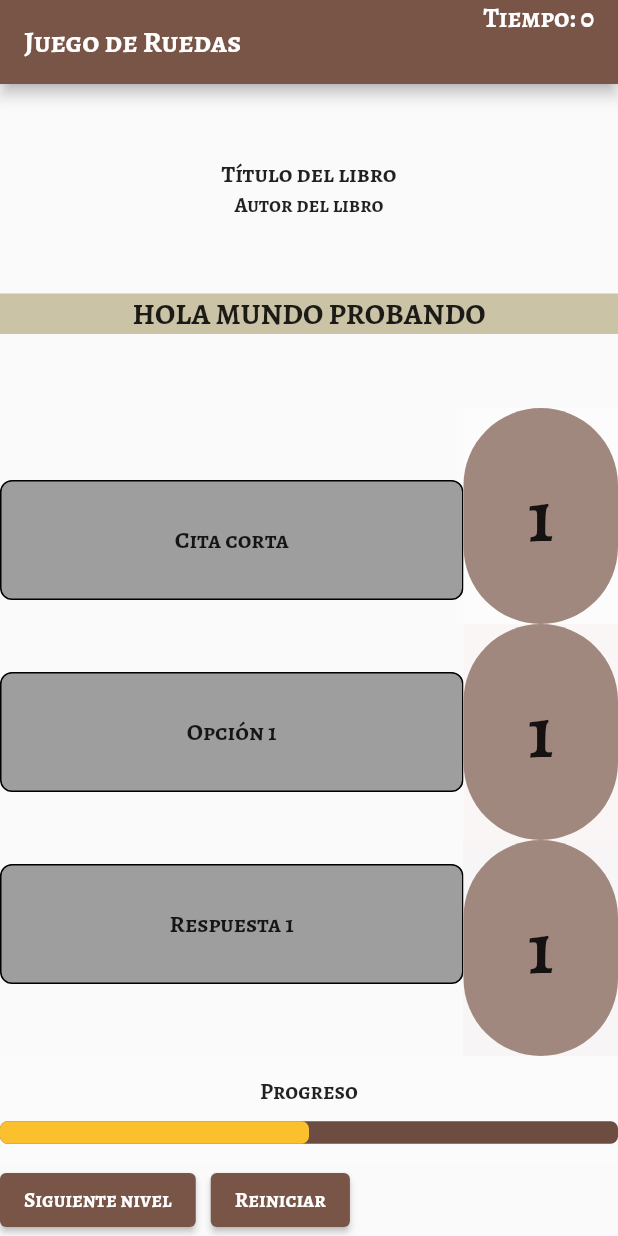
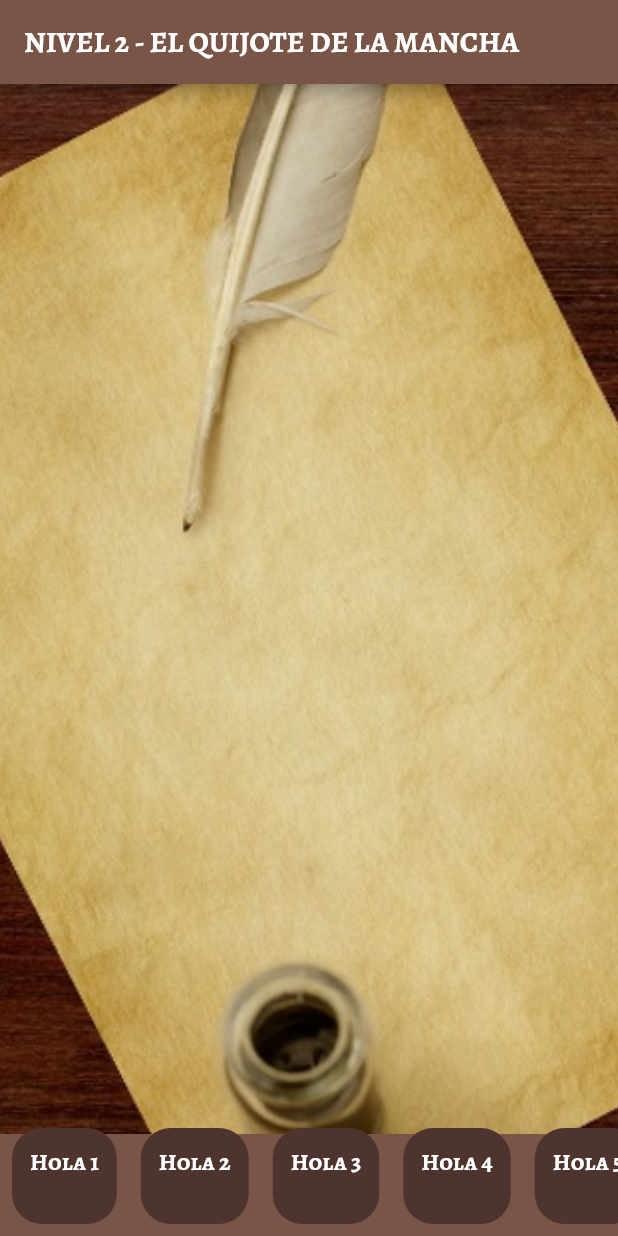
Before and after one commit to AndrePxd/flutter_juego, a Flutter app: the screen it shows after launch, on a phone screen of 412 x 824 dp. Run offline on Flutter 3.47's test engine with Material 2 defaults, Android fonts, the light colour scheme and no system bars; missing offline and left inert: flame.

Commit message:
Added level 2

```diff
--- a/lib/main.dart
+++ b/lib/main.dart
@@ -4,6 +4,7 @@ import 'nivel1.dart';
 import 'login.dart';
 import 'map.dart';
 import 'menu.dart';
+import 'nivel2.dart';
 
 void main() {
   runApp(MyApp());
@@ -24,7 +25,7 @@ class MyApp extends StatelessWidget {
       title: 'El Quijote de la Mancha',
       theme: temaDonQuijote,
       // home: LoginScreen(),
-      home: GameScreen(),
+      home: DragAndDropScreen(),
     );
   }
 }
--- /dev/null
+++ b/lib/nivel2.dart
@@ -0,0 +1,118 @@
+import 'package:flutter/material.dart';
+
+class DragAndDropScreen extends StatefulWidget {
+  @override
+  _DragAndDropScreenState createState() => _DragAndDropScreenState();
+}
+
+class _DragAndDropScreenState extends State<DragAndDropScreen> {
+  List<String> words = [
+    'Hola 1',
+    'Hola 2',
+    'Hola 3',
+    'Hola 4',
+    'Hola 5',
+    'Hola 6',
+    'Hola 7',
+    'Hola 8',
+    'Hola 9',
+    'Hola 10',
+  ];
+
+  List<String> droppedWords = []; // Lista para almacenar las palabras soltadas
+
+  @override
+  Widget build(BuildContext context) {
+    return Scaffold(
+      backgroundColor: Colors.brown,
+      appBar: AppBar(
+        title: Text('NIVEL 2 - EL QUIJOTE DE LA MANCHA'),
+      ),
+      body: Stack(
+        children: [
+          Image.asset(
+            'assets/images/niv2.PNG', // Replace with your background image
+            fit: BoxFit.fitHeight,
+            width: 700,
+            height: 700,
+          ),
+          Align(
+            alignment: Alignment.bottomCenter,
+            child: Container(
+              height: 80,
+              child: ListView.builder(
+                scrollDirection: Axis.horizontal,
+                itemCount: words.length,
+                itemBuilder: (context, index) {
+                  return Draggable<String>(
+                    data: words[index],
+                    child: Container(
+                      margin: EdgeInsets.all(8),
+                      padding: EdgeInsets.all(12),
+                      decoration: BoxDecoration(
+                        color: Colors.brown.shade800,
+                        borderRadius: BorderRadius.circular(20),
+                      ),
+                      child: Text(
+                        words[index],
+                        style: TextStyle(fontSize: 16, color: Colors.white),
+                      ),
+                    ),
+                    feedback: Container(
+                      margin: EdgeInsets.all(8),
+                      padding: EdgeInsets.all(12),
+                      decoration: BoxDecoration(
+                        color: Colors.white,
+                        borderRadius: BorderRadius.circular(20),
+                        boxShadow: [
+                          BoxShadow(
+                            color: Colors.grey.withOpacity(0.5),
+                            spreadRadius: 2,
+                            blurRadius: 5,
+                            offset: Offset(0, 3),
+                          ),
+                        ],
+                      ),
+                      child: Text(
+                        words[index],
+                        style: TextStyle(fontSize: 16),
+                      ),
+                    ),
+                    childWhenDragging: Container(),
+                  );
+                },
+              ),
+            ),
+          ),
+          Align(
+            alignment: Alignment.center,
+            child: DragTarget<String>(
+              builder: (context, candidateData, rejectedData) {
+                return Container(
+                  width: 300,
+                  height: 200,
+                  decoration: BoxDecoration(
+                    color: Colors.transparent,
+                    borderRadius: BorderRadius.circular(20),
+                  ),
+                  child: Center(
+                    child: Text(
+                      droppedWords.join(' '), // Mostrar las palabras soltadas
+                      style: TextStyle(fontSize: 16),
+                    ),
+                  ),
+                );
+              },
+              onAccept: (word) {
+                setState(() {
+                  droppedWords
+                      .add(word); // Agregar la palabra soltada a la lista
+                });
+              },
+            ),
+          ),
+        ],
+      ),
+    );
+  }
+}
```
Also changed, not shown: assets/images/niv2.PNG (added).
